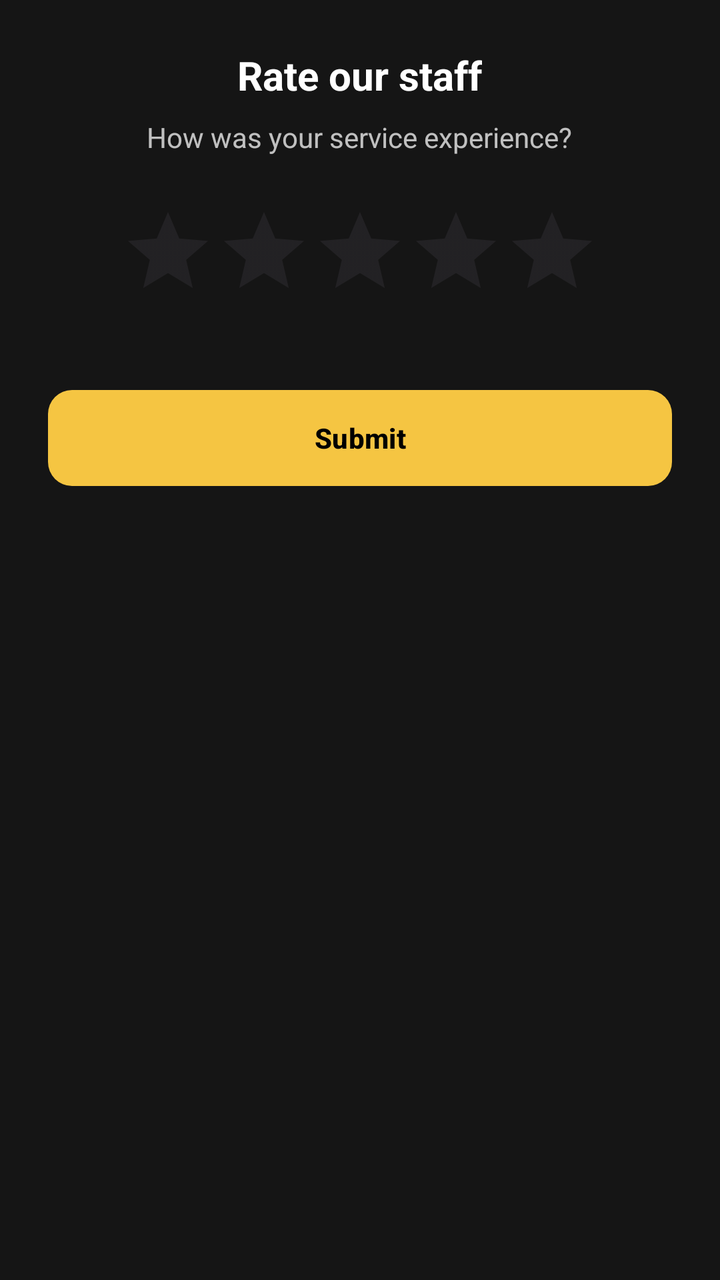
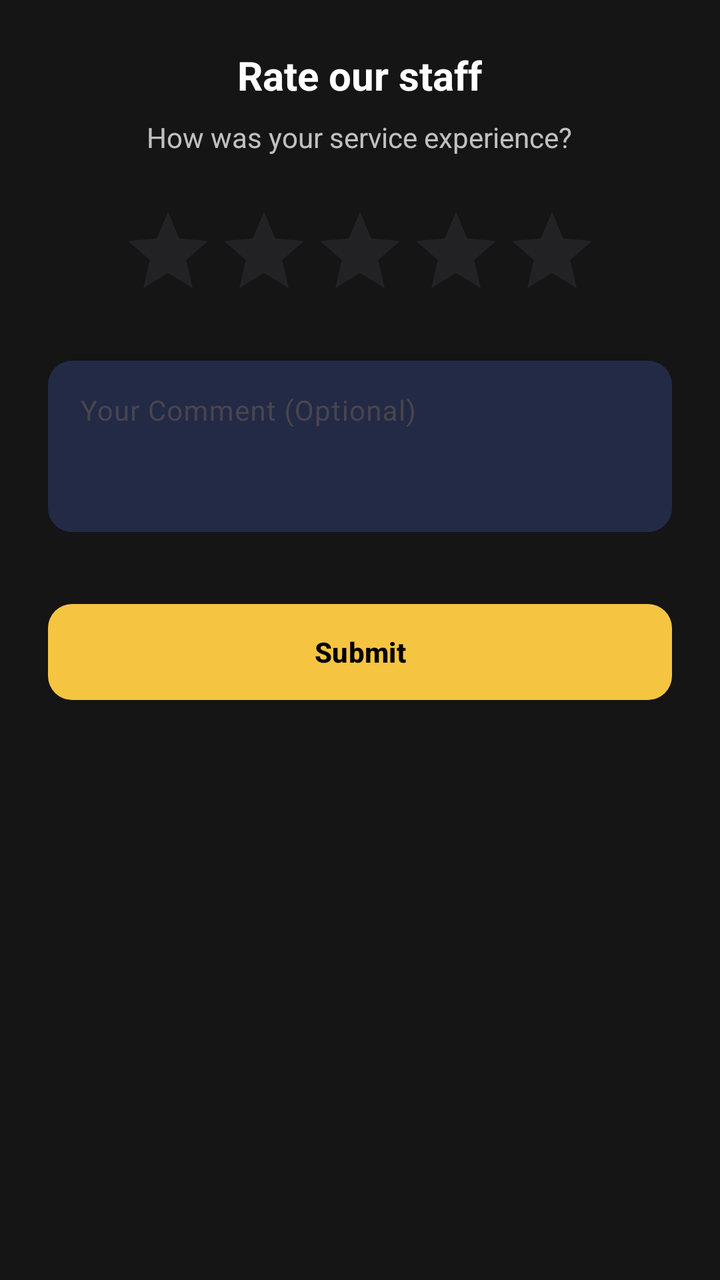

Screens rendered from an Android XML layout before and after an edit, with the pre-edit source and the edit as a unified diff.
<!-- AndroidManifest.xml: application theme Theme.Moviebookingapp -->
<!-- res/layout/dialog_rate_staff.xml -->
<?xml version="1.0" encoding="utf-8"?>
<LinearLayout xmlns:android="http://schemas.android.com/apk/res/android"
    xmlns:app="http://schemas.android.com/apk/res-auto"
    android:layout_width="match_parent"
    android:layout_height="wrap_content"
    android:orientation="vertical"
    android:padding="24dp"
    android:background="@color/auto_color_151515">

    <TextView
        android:layout_width="wrap_content"
        android:layout_height="wrap_content"
        android:text="@string/rate_staff_title"
        android:textColor="@color/white"
        android:textSize="20sp"
        android:textStyle="bold"
        android:layout_gravity="center_horizontal" />

    <TextView
        android:layout_width="wrap_content"
        android:layout_height="wrap_content"
        android:text="@string/rate_staff_subtitle"
        android:textColor="@color/auto_color_BBFFFFFF"
        android:textSize="14sp"
        android:layout_marginTop="8dp"
        android:layout_gravity="center_horizontal" />

    <RatingBar
        android:id="@+id/ratingBar"
        android:layout_width="wrap_content"
        android:layout_height="wrap_content"
        android:layout_marginTop="24dp"
        android:layout_gravity="center_horizontal"
        android:numStars="5"
        android:stepSize="1"
        android:progressTint="@color/auto_color_F5C542" />

    <com.google.android.material.button.MaterialButton
        android:id="@+id/btnSubmitRating"
        android:layout_width="match_parent"
        android:layout_height="56dp"
        android:layout_marginTop="32dp"
        android:text="@string/submit_rating_btn"
        android:textColor="@color/black"
        android:textStyle="bold"
        app:backgroundTint="@color/auto_color_F5C542"
        app:cornerRadius="12dp" />

</LinearLayout>
<!-- resources referenced by this layout -->
<resources>
  <color name="auto_color_151515">#151515</color>
  <color name="auto_color_BBFFFFFF">#BBFFFFFF</color>
  <color name="auto_color_F5C542">#F5C542</color>
  <color name="black">#FF000000</color>
  <color name="white">#FFFFFFFF</color>
  <string name="rate_staff_subtitle">How was your service experience?</string>
  <string name="rate_staff_title">Rate our staff</string>
  <string name="submit_rating_btn">Submit</string>
  <style name="Theme.Moviebookingapp" parent="Base.Theme.Moviebookingapp" />
  <style name="Base.Theme.Moviebookingapp" parent="Theme.Material3.DayNight.NoActionBar">
          <item name="colorPrimary">@color/yellow</item>
          <item name="android:windowBackground">@color/background_black</item>
          <item name="android:statusBarColor">@color/background_black</item>
      </style>
  <color name="yellow">#FFC107</color>
  <color name="background_black">#FF000000</color>
</resources>

<!-- the commit's change to res/layout/dialog_rate_staff.xml (unified diff, before → after) -->
@@ -35,6 +35,32 @@
         android:stepSize="1"
         android:progressTint="@color/auto_color_F5C542" />
 
+    <com.google.android.material.textfield.TextInputLayout
+        android:id="@+id/layoutComment"
+        android:layout_width="match_parent"
+        android:layout_height="wrap_content"
+        android:layout_marginTop="16dp"
+        android:hint="@string/auto_str_your_comment"
+        app:boxBackgroundColor="@color/auto_color_232A45"
+        app:boxCornerRadiusBottomEnd="12dp"
+        app:boxCornerRadiusBottomStart="12dp"
+        app:boxCornerRadiusTopEnd="12dp"
+        app:boxCornerRadiusTopStart="12dp"
+        app:boxStrokeWidth="0dp"
+        app:boxStrokeWidthFocused="0dp"
+        app:hintTextColor="@color/auto_color_BBFFFFFF">
+
+        <com.google.android.material.textfield.TextInputEditText
+            android:id="@+id/etComment"
+            android:layout_width="match_parent"
+            android:layout_height="wrap_content"
+            android:gravity="top"
+            android:inputType="textMultiLine"
+            android:minLines="3"
+            android:textColor="@color/white"
+            android:textSize="14sp" />
+    </com.google.android.material.textfield.TextInputLayout>
+
     <com.google.android.material.button.MaterialButton
         android:id="@+id/btnSubmitRating"
         android:layout_width="match_parent"
<!-- resource entries referenced after the edit -->
@@ -1,10 +1,12 @@
 <!-- resources referenced by this layout -->
 <resources>
   <color name="auto_color_151515">#151515</color>
+  <color name="auto_color_232A45">#232A45</color>
   <color name="auto_color_BBFFFFFF">#BBFFFFFF</color>
   <color name="auto_color_F5C542">#F5C542</color>
   <color name="black">#FF000000</color>
   <color name="white">#FFFFFFFF</color>
+  <string name="auto_str_your_comment">Your Comment (Optional)</string>
   <string name="rate_staff_subtitle">How was your service experience?</string>
   <string name="rate_staff_title">Rate our staff</string>
   <string name="submit_rating_btn">Submit</string>
